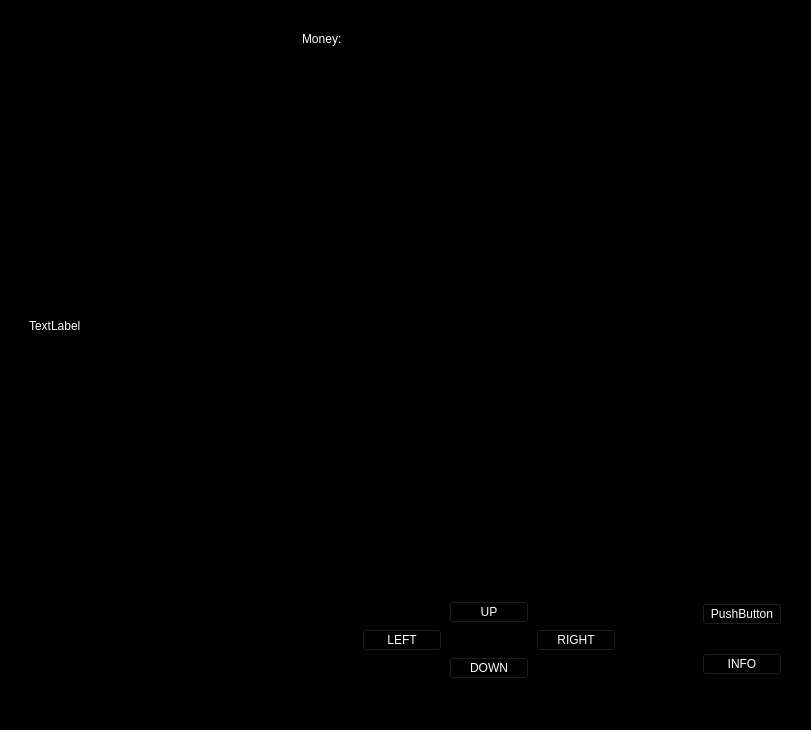
Before: the Qt Designer form 20241135_CS4076_Project/mainwindow.ui in TheCaister/CS4076_Project, drawn with Qt 5.
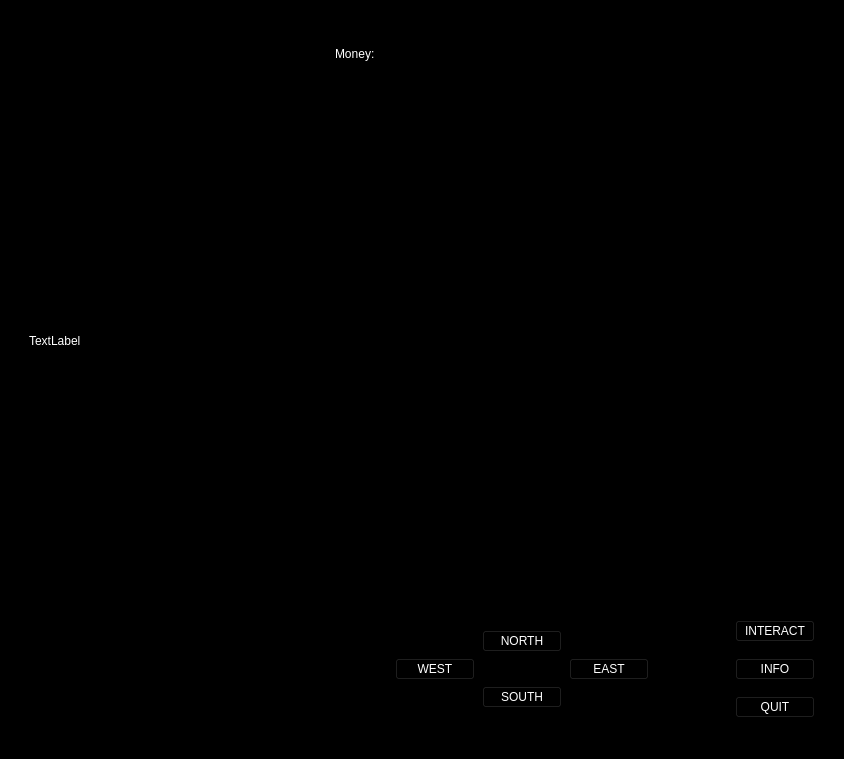
After: the same form once the commit is applied.

Patch:
```diff
--- a/20241135_CS4076_Project/mainwindow.ui
+++ b/20241135_CS4076_Project/mainwindow.ui
@@ -7,7 +7,7 @@
     <x>0</x>
     <y>0</y>
     <width>811</width>
-    <height>730</height>
+    <height>759</height>
    </rect>
   </property>
   <property name="windowTitle">
@@ -44,8 +44,8 @@
             <rect>
              <x>0</x>
              <y>0</y>
-             <width>256</width>
-             <height>595</height>
+             <width>298</width>
+             <height>624</height>
             </rect>
            </property>
            <layout class="QGridLayout" name="gridLayout">
@@ -72,6 +72,12 @@
         </item>
         <item>
          <widget class="QTextEdit" name="input">
+          <property name="minimumSize">
+           <size>
+            <width>300</width>
+            <height>0</height>
+           </size>
+          </property>
           <property name="maximumSize">
            <size>
             <width>16777215</width>
@@ -102,12 +108,6 @@
             <height>500</height>
            </size>
           </property>
-          <property name="maximumSize">
-           <size>
-            <width>16777215</width>
-            <height>16777215</height>
-           </size>
-          </property>
           <property name="text">
            <string>&lt;html&gt;&lt;head/&gt;&lt;body&gt;&lt;p&gt;&lt;br/&gt;&lt;/p&gt;&lt;/body&gt;&lt;/html&gt;</string>
           </property>
@@ -147,7 +147,7 @@
               <item>
                <widget class="QPushButton" name="upButton">
                 <property name="text">
-                 <string>UP</string>
+                 <string>NORTH</string>
                 </property>
                </widget>
               </item>
@@ -171,7 +171,7 @@
               <item>
                <widget class="QPushButton" name="leftButton">
                 <property name="text">
-                 <string>LEFT</string>
+                 <string>WEST</string>
                 </property>
                </widget>
               </item>
@@ -194,7 +194,7 @@
                  <string notr="true">:hover{color: rgb(229, 84, 222);}</string>
                 </property>
                 <property name="text">
-                 <string>RIGHT</string>
+                 <string>EAST</string>
                 </property>
                </widget>
               </item>
@@ -218,7 +218,7 @@
               <item>
                <widget class="QPushButton" name="downButton">
                 <property name="text">
-                 <string>DOWN</string>
+                 <string>SOUTH</string>
                 </property>
                </widget>
               </item>
@@ -250,7 +250,7 @@
             <item>
              <widget class="QPushButton" name="pushButton_2">
               <property name="text">
-               <string>PushButton</string>
+               <string>INTERACT</string>
               </property>
              </widget>
             </item>
@@ -264,6 +264,13 @@
               </property>
              </widget>
             </item>
+            <item>
+             <widget class="QPushButton" name="quitButton">
+              <property name="text">
+               <string>QUIT</string>
+              </property>
+             </widget>
+            </item>
            </layout>
           </item>
          </layout>
```
Left out of the diff: 2 changed lines with no effect on the pictures.
